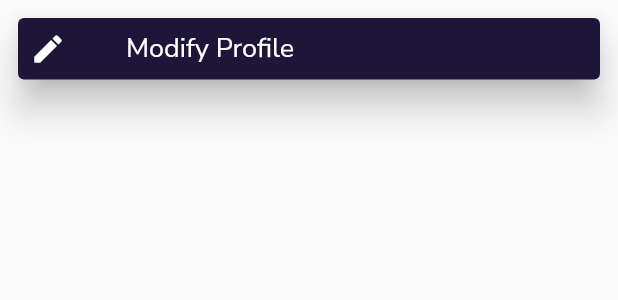
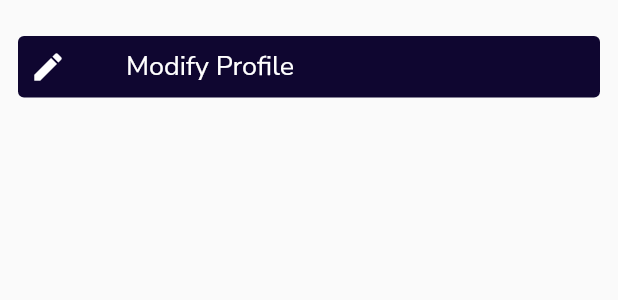
Before and after one commit to TheCraftOfCode/amrita_events_flutter, a Flutter app: the SettingCard widget shown alone on an empty page, opened directly, on a phone screen of 412 x 824 dp. Shown: the top 300 px of the screen. Run offline on Flutter 3.47's test engine with Material 2 defaults, Android fonts, the phone set to English and light mode, and no system bars; our stand-ins replace auto_size_text, flutter_svg, font_awesome_flutter, google_fonts, smooth_page_indicator; missing offline and left inert: morphable_shape.

Commit message:
Code cleanup and added callbacks to the settings_card.dart and calls to settings_page.dart

```diff
--- a/lib/screens/the_main.dart
+++ b/lib/screens/the_main.dart
@@ -1,6 +1,6 @@
 import 'package:amrita_events_flutter/screens/bugreport_page.dart';
 import 'package:amrita_events_flutter/screens/events_home.dart';
-import 'package:amrita_events_flutter/screens/liscence_page.dart';
+import 'package:amrita_events_flutter/screens/license_page.dart';
 import 'package:amrita_events_flutter/screens/notifications_page.dart';
 import 'package:amrita_events_flutter/screens/profile.dart';
 import 'package:amrita_events_flutter/screens/request_feedback_page.dart';
--- a/lib/widgets/settings_card.dart
+++ b/lib/widgets/settings_card.dart
@@ -1,36 +1,50 @@
 import 'package:amrita_events_flutter/utils/colors.dart' as colors;
-import 'package:amrita_events_flutter/utils/constants.dart' as constants;
-import 'package:auto_size_text/auto_size_text.dart';
 import 'package:flutter/material.dart';
 import 'package:google_fonts/google_fonts.dart';
 
+
+
 class SettingCard extends StatelessWidget {
-  const SettingCard({Key? key, required this.icon, required this.title,  }) : super(key: key);
+  SettingCard({
+    Key? key,
+    required this.icon,
+    required this.title,required this.onTap,
+  }) : super(key: key);
   final IconData icon;
   final String title;
+  void Function()? onTap;
 
   @override
   Widget build(BuildContext context) {
     return Padding(
-      padding: const EdgeInsets.all(8.0),
+      padding:
+          const EdgeInsets.only(top: 20.0, left: 8.0, right: 8.0, bottom: 8.0),
       child: GestureDetector(
-        onTap: (){
-
-        },
+        onTap: onTap,
         child: Card(
-          elevation: 10,
-          color: colors.cardBackgroundColor,
+          elevation: 0,
+          color: colors.scaffoldColor,
           child: Padding(
             padding: const EdgeInsets.all(8.0),
-            child: Row(mainAxisAlignment: MainAxisAlignment.spaceEvenly,
+            child: Row(
+              mainAxisAlignment: MainAxisAlignment.spaceEvenly,
               children: [
-                Icon(icon, size: 24, color: colors.headingTextColor,),
-                 SizedBox(width: 40,),
-                Text(title, style: GoogleFonts.nunitoSans(
-                  fontSize: 18,
-                  color: colors.headingTextColor
-                ),),
-                Spacer(flex: 2,)
+                Icon(
+                  icon,
+                  size: 24,
+                  color: colors.headingTextColor,
+                ),
+                const SizedBox(
+                  width: 40,
+                ),
+                Text(
+                  title,
+                  style: GoogleFonts.nunitoSans(
+                      fontSize: 18, color: colors.headingTextColor),
+                ),
+                const Spacer(
+                  flex: 2,
+                )
               ],
             ),
           ),
```
Also changed, not shown: lib/screens/settings_page.dart (+11 -12 lines), lib/screens/license_page.dart (renamed from lib/screens/liscence_page.dart), pubspec.lock.
